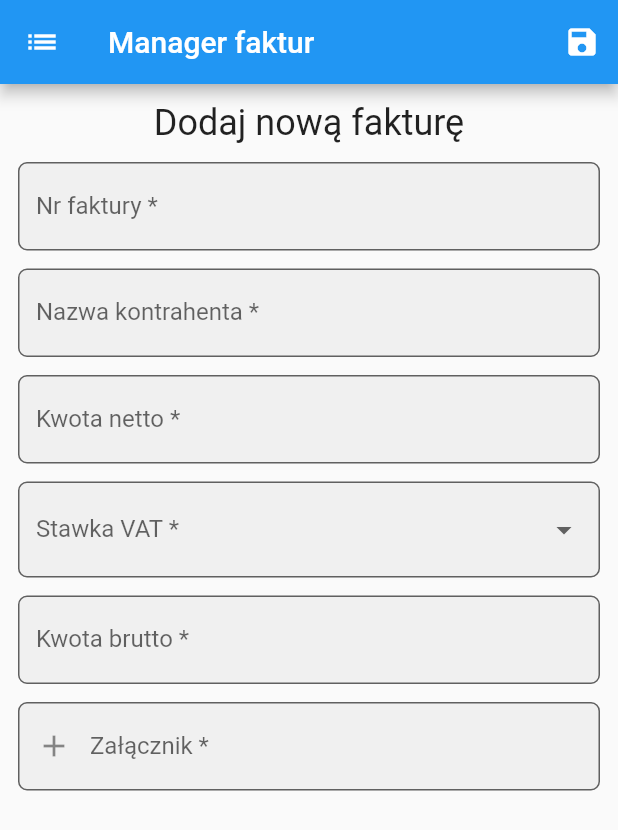
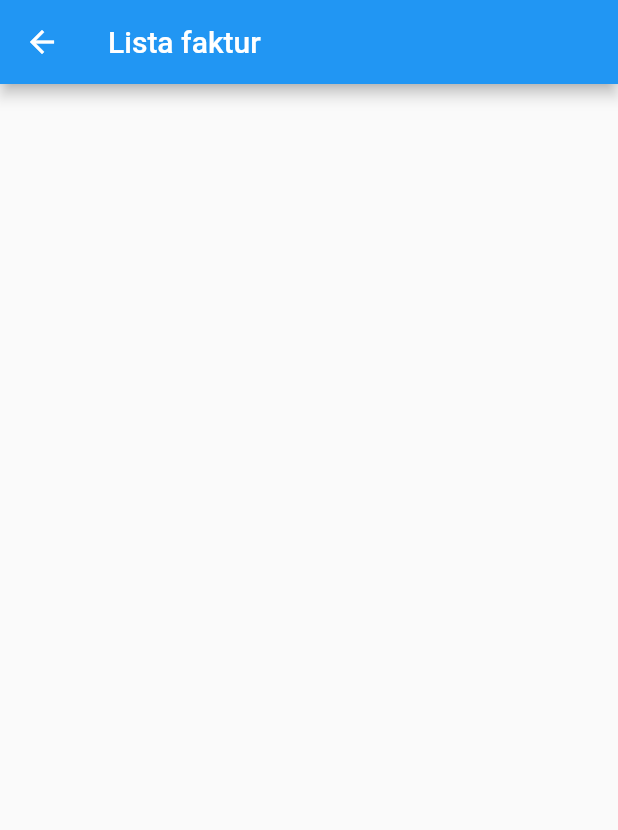
Before and after one commit to patryksew/invoice_manager, a Flutter app: the InvoiceScreen screen opened directly, after a tap on the "list" icon, on a phone screen of 412 x 824 dp. Shown: the top 830 px of the screen. Run offline on Flutter 3.47's test engine with Material 2 defaults, Android fonts, the phone set to English and light mode, and no system bars; our stand-ins replace cloud_firestore, file_picker, firebase_auth, firebase_core, firebase_storage; accounts and stored records are empty.

Commit message:
Auth and display invoices list

```diff
--- a/lib/screens/invoice_screen.dart
+++ b/lib/screens/invoice_screen.dart
@@ -7,6 +7,7 @@ import 'package:firebase_storage/firebase_storage.dart';
 import 'package:flutter/material.dart';
 import 'package:flutter/services.dart';
 import 'package:invoice_manager/invoice_model.dart';
+import 'package:invoice_manager/screens/list_screen.dart';
 
 class InvoiceScreen extends StatefulWidget {
   const InvoiceScreen({super.key});
@@ -62,6 +63,7 @@ class _InvoiceScreenState extends State<InvoiceScreen> {
     if (formKey.currentState == null) return;
     FormState formState = formKey.currentState!;
     if (!formState.validate()) return;
+    formState.save();
     setState(() {
       isLoading = true;
     });
@@ -82,17 +84,19 @@ class _InvoiceScreenState extends State<InvoiceScreen> {
         storageInstance.ref("users/${authInstance.currentUser!.uid}/invoices/${doc.id}.${attachment!.extension}");
 
     await ref.putFile(File(attachment!.path!));
+    clearForm();
+  }
 
-    setState(() {
+  void clearForm() {
+    print("DUPA");
     isLoading = false;
+    formKey.currentState!.reset();
     invoiceNo.clear();
     contractorName.clear();
     netVal.clear();
     grossVal.clear();
     attachmentName.clear();
     attachment = null;
-    });
-    formState.reset();
   }
 
   @override
@@ -100,7 +104,11 @@ class _InvoiceScreenState extends State<InvoiceScreen> {
     return Scaffold(
       appBar: AppBar(
         title: const Text("Manager faktur"),
-        leading: IconButton(onPressed: () {}, icon: const Icon(Icons.list)),
+        leading: IconButton(
+            onPressed: () {
+              Navigator.of(context).push(MaterialPageRoute(builder: (_) => const ListScreen()));
+            },
+            icon: const Icon(Icons.list)),
         actions: [
           IconButton(onPressed: isLoading ? null : submit, icon: const Icon(Icons.save)),
         ],
@@ -124,7 +132,6 @@ class _InvoiceScreenState extends State<InvoiceScreen> {
                     if (val == null || val.isEmpty) return "To pole nie może być puste";
                     return null;
                   },
-                  autovalidateMode: AutovalidateMode.onUserInteraction,
                   controller: invoiceNo,
                 ),
                 const SizedBox(height: 12),
@@ -135,7 +142,6 @@ class _InvoiceScreenState extends State<InvoiceScreen> {
                     if (val == null || val.isEmpty) return "To pole nie może być puste";
                     return null;
                   },
-                  autovalidateMode: AutovalidateMode.onUserInteraction,
                   controller: contractorName,
                 ),
                 const SizedBox(height: 12),
@@ -148,7 +154,6 @@ class _InvoiceScreenState extends State<InvoiceScreen> {
                     if (num == null || num <= 0) return "Kwota netto musi być większa od 0";
                     return null;
                   },
-                  autovalidateMode: AutovalidateMode.onUserInteraction,
                   controller: netVal,
                   keyboardType: TextInputType.number,
                   inputFormatters: amountFormatters,
@@ -166,7 +171,6 @@ class _InvoiceScreenState extends State<InvoiceScreen> {
                     if (val == null) return "Wybierz stawkę VAT";
                     return null;
                   },
-                  autovalidateMode: AutovalidateMode.onUserInteraction,
                   onChanged: (val) {
                     if (val == null) return;
                     vat = val;
@@ -185,7 +189,6 @@ class _InvoiceScreenState extends State<InvoiceScreen> {
                     if (num == null || num <= 0) return "Kwota brutto musi być większa od 0";
                     return null;
                   },
-                  autovalidateMode: AutovalidateMode.onUserInteraction,
                   controller: grossVal,
                   keyboardType: TextInputType.number,
                   inputFormatters: amountFormatters,
@@ -205,7 +208,6 @@ class _InvoiceScreenState extends State<InvoiceScreen> {
                     ),
                   ),
                   controller: attachmentName,
-                  autovalidateMode: AutovalidateMode.onUserInteraction,
                   validator: (value) {
                     if (value == null || value.isEmpty || attachment == null) return "Dodaj załącznik";
                     return null;
--- /dev/null
+++ b/lib/screens/list_screen.dart
@@ -0,0 +1,53 @@
+import 'package:cloud_firestore/cloud_firestore.dart';
+import 'package:firebase_auth/firebase_auth.dart';
+import 'package:flutter/material.dart';
+import 'package:invoice_manager/invoice_model.dart';
+import 'package:invoice_manager/widgets/invoice_card.dart';
+
+class ListScreen extends StatefulWidget {
+  const ListScreen({super.key});
+
+  @override
+  State<ListScreen> createState() => _ListScreenState();
+}
+
+class _ListScreenState extends State<ListScreen> {
+  bool isLoading = true;
+  List<InvoiceModel> data = [];
+
+  Future<void> getData() async {
+    final authInstance = FirebaseAuth.instance;
+    final firestoreInstance = FirebaseFirestore.instance;
+
+    final response = await firestoreInstance.collection("users/${authInstance.currentUser!.uid}/invoices").get();
+    final docs = response.docs;
+    for (final doc in docs) {
+      data.add(InvoiceModel.parse(doc.data()));
+    }
+    setState(() {
+      isLoading = false;
+    });
+  }
+
+  @override
+  void initState() {
+    getData();
+    super.initState();
+  }
+
+  @override
+  Widget build(BuildContext context) {
+    return Scaffold(
+      appBar: AppBar(title: const Text("Lista faktur")),
+      body: SafeArea(
+        child: isLoading
+            ? const Center(child: CircularProgressIndicator())
+            : ListView.builder(
+                itemCount: data.length,
+                itemBuilder: ((context, index) {
+                  return InvoiceCard(data[index]);
+                })),
+      ),
+    );
+  }
+}
```
Also changed, not shown: lib/screens/auth_screen.dart (+1 -6 lines), lib/widgets/invoice_card.dart (added, +36 -0 lines). Lines whose indentation alone changed are shown as unchanged.
